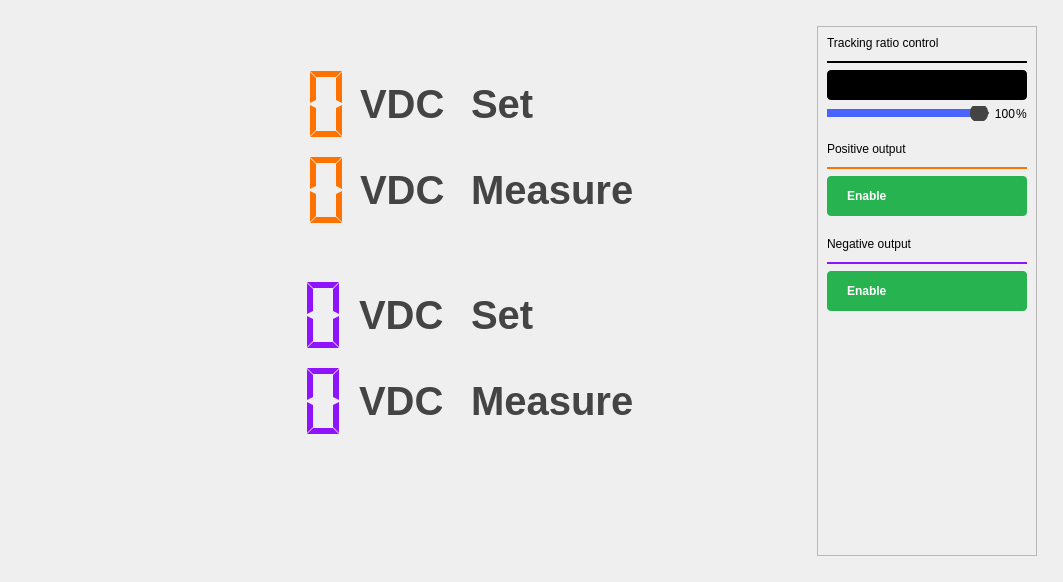
Above: ui/powercontrol.ui from analogdevicesinc/scopy before the change. Below: the same form after it.
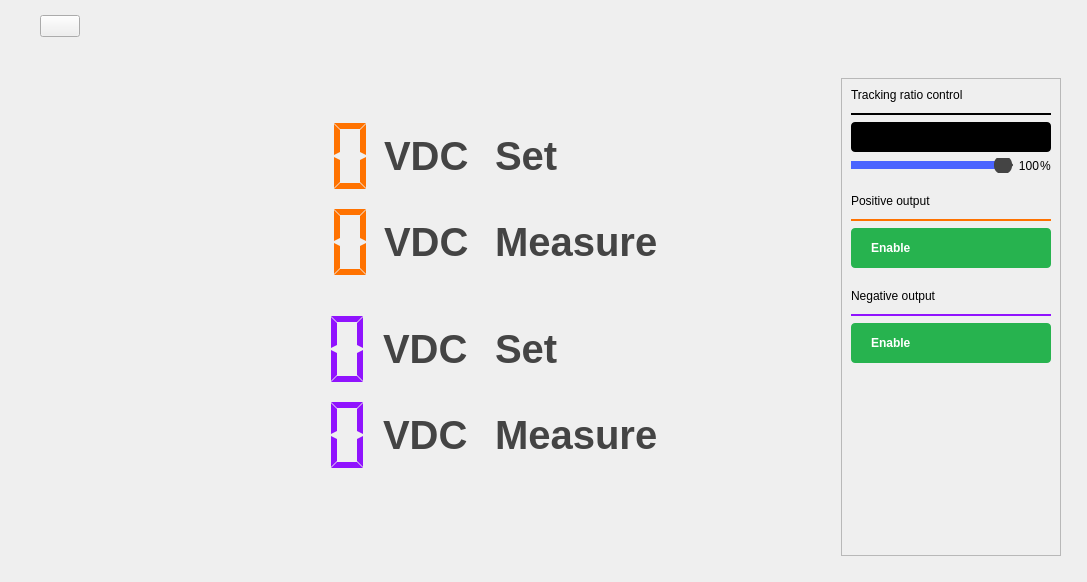
That is the form after the change. Icons and pictures are not drawn. Custom widgets are drawn as their Qt base class.

Commit message: Tools: Added help button for each tool

Diff of the .ui file:
```diff
--- a/ui/powercontrol.ui
+++ b/ui/powercontrol.ui
@@ -6,7 +6,7 @@
    <rect>
     <x>0</x>
     <y>0</y>
-    <width>1059</width>
+    <width>1087</width>
     <height>582</height>
    </rect>
   </property>
@@ -19,20 +19,82 @@
   <property name="windowTitle">
    <string>Scopy Power Control</string>
   </property>
+  <layout class="QVBoxLayout" name="verticalLayout_3">
+   <property name="spacing">
+    <number>0</number>
+   </property>
+   <property name="leftMargin">
+    <number>0</number>
+   </property>
+   <property name="topMargin">
+    <number>0</number>
+   </property>
+   <property name="rightMargin">
+    <number>0</number>
+   </property>
+   <property name="bottomMargin">
+    <number>0</number>
+   </property>
+   <item>
+    <widget class="QWidget" name="hWidget_top_area" native="true">
   <layout class="QHBoxLayout" name="horizontalLayout_2">
    <property name="spacing">
-    <number>0</number>
+       <number>40</number>
    </property>
    <property name="leftMargin">
     <number>0</number>
    </property>
    <property name="topMargin">
-    <number>0</number>
+       <number>15</number>
    </property>
    <property name="rightMargin">
-    <number>0</number>
+       <number>50</number>
    </property>
    <property name="bottomMargin">
+       <number>15</number>
+      </property>
+      <item>
+       <spacer name="horizontalSpacer_8">
+        <property name="orientation">
+         <enum>Qt::Horizontal</enum>
+        </property>
+        <property name="sizeType">
+         <enum>QSizePolicy::Fixed</enum>
+        </property>
+        <property name="sizeHint" stdset="0">
+         <size>
+          <width>40</width>
+          <height>10</height>
+         </size>
+        </property>
+       </spacer>
+      </item>
+      <item>
+       <widget class="adiscope::LinkedButton" name="btnHelp">
+        <property name="text">
+         <string/>
+        </property>
+       </widget>
+      </item>
+      <item>
+       <spacer name="horizontalSpacer_7">
+        <property name="orientation">
+         <enum>Qt::Horizontal</enum>
+        </property>
+        <property name="sizeHint" stdset="0">
+         <size>
+          <width>40</width>
+          <height>20</height>
+         </size>
+        </property>
+       </spacer>
+      </item>
+     </layout>
+    </widget>
+   </item>
+   <item>
+    <layout class="QHBoxLayout" name="hLayout_main_area">
+     <property name="topMargin">
     <number>0</number>
    </property>
    <item>
@@ -540,7 +602,7 @@
            <x>0</x>
            <y>0</y>
            <width>218</width>
-           <height>528</height>
+             <height>471</height>
           </rect>
          </property>
          <layout class="QVBoxLayout" name="verticalLayout_2">
@@ -1022,6 +1084,8 @@
     </widget>
    </item>
   </layout>
+   </item>
+  </layout>
  </widget>
  <customwidgets>
   <customwidget>
@@ -1036,6 +1100,11 @@
    <header>instrumentnotes.h</header>
    <container>1</container>
   </customwidget>
+  <customwidget>
+   <class>adiscope::LinkedButton</class>
+   <extends>QPushButton</extends>
+   <header>linked_button.hpp</header>
+  </customwidget>
   <customwidget>
    <class>adiscope::CustomSwitch</class>
    <extends>QPushButton</extends>
```
Lines whose indentation alone changed are shown as unchanged. The commit also changes 23 other files.
